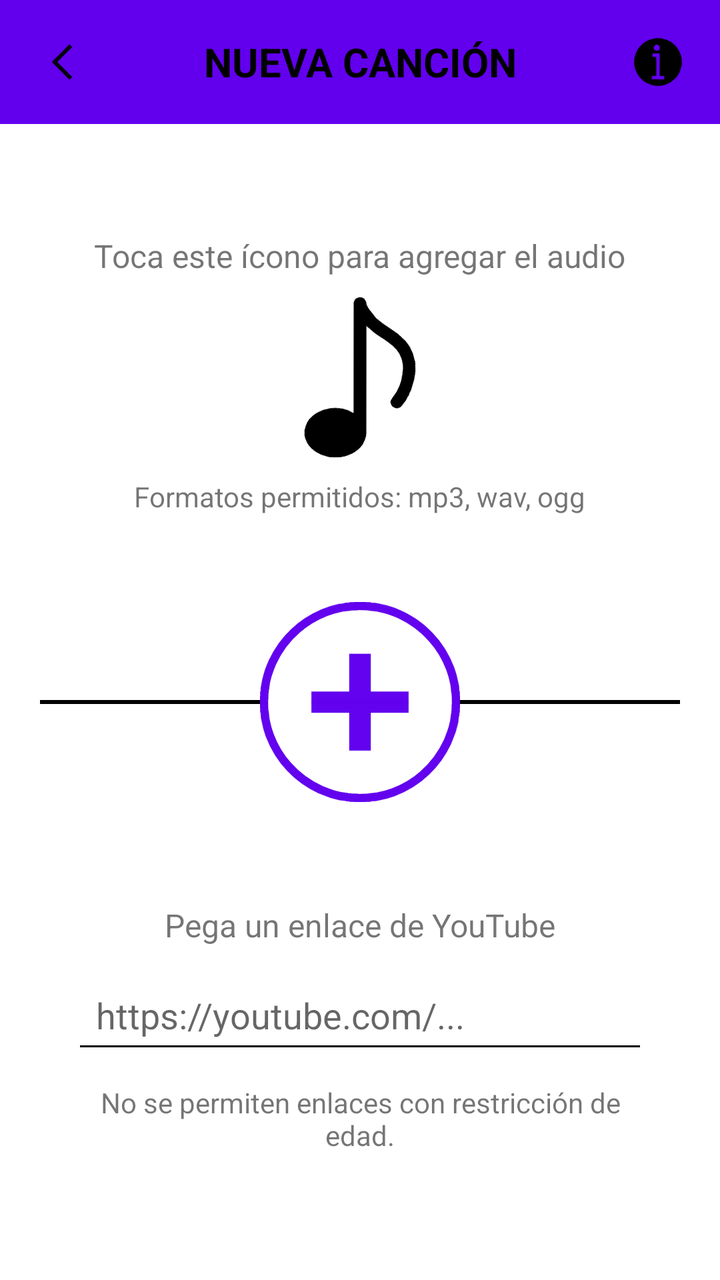
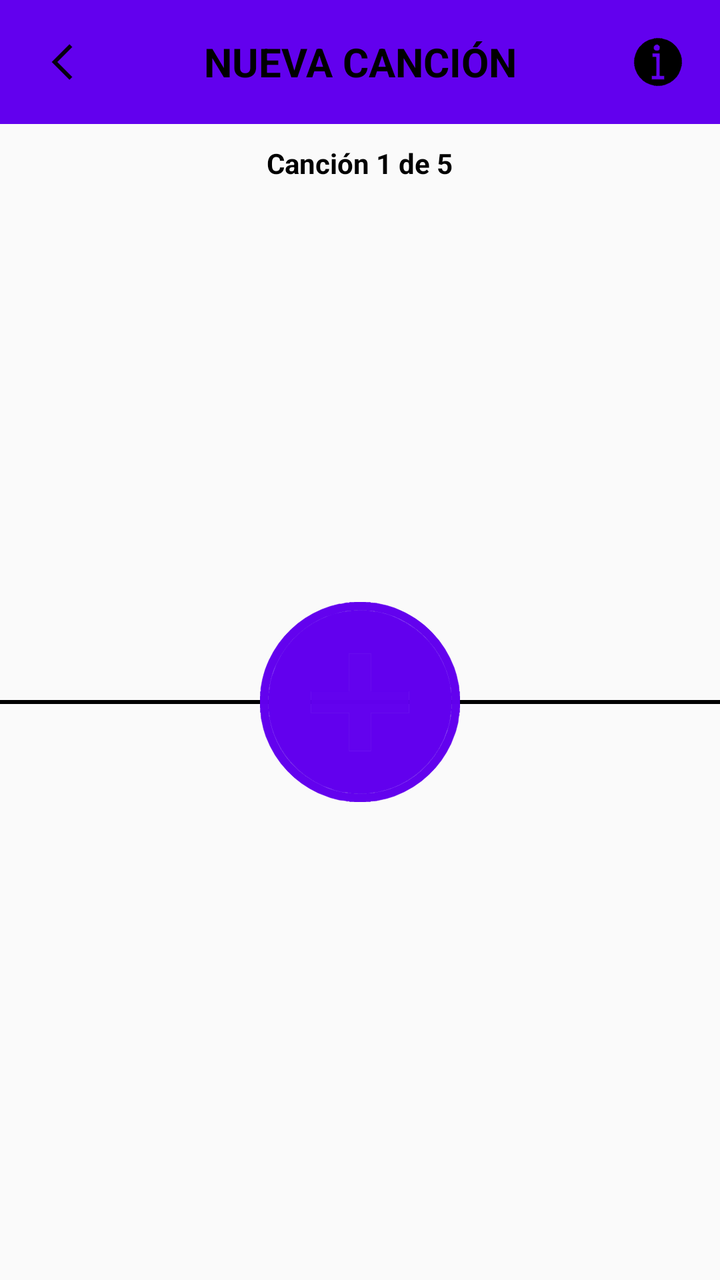

An Android layout rendered at two revisions. The XML below is the earlier revision; the diff shows what the commit changed to produce the second picture.
<!-- AndroidManifest.xml: application theme Theme.IntentoAppDatosMusica -->
<!-- res/layout/activity_nueva_cancion.xml -->
<?xml version="1.0" encoding="utf-8"?>
<FrameLayout xmlns:android="http://schemas.android.com/apk/res/android"
    xmlns:tools="http://schemas.android.com/tools"
    android:id="@+id/layoutNuevaCancion"
    android:layout_width="match_parent"
    android:layout_height="match_parent"
    android:background="@color/background_light">

    <LinearLayout
        android:id="@+id/CuadroPrincipal"
        android:layout_width="match_parent"
        android:layout_height="match_parent"
        android:orientation="vertical"
        android:background="@color/background_light">

        
        <LinearLayout
            android:id="@+id/topBar"
            android:layout_width="match_parent"
            android:layout_height="wrap_content"
            android:gravity="center_vertical"
            android:orientation="horizontal"
            android:padding="16dp"
            android:background="?attr/colorPrimary">

            
            <ImageView
                android:id="@+id/btnBack"
                android:layout_width="30dp"
                android:layout_height="30dp"
                android:layout_gravity="start"
                android:clickable="true"
                android:contentDescription="Volver"
                android:focusable="true"
                android:src="@drawable/iconoretroceder"
                tools:ignore="TouchTargetSizeCheck" />

            
            <TextView
                android:id="@+id/title"
                android:layout_width="0dp"
                android:layout_height="wrap_content"
                android:layout_weight="1"
                android:gravity="center"
                android:text="NUEVA CANCIÓN"
                android:textColor="?android:attr/textColorPrimary"
                android:textSize="20sp"
                android:textStyle="bold" />

            
            <ImageView
                android:id="@+id/btnInfo"
                android:layout_width="30dp"
                android:layout_height="30dp"
                android:layout_gravity="end"
                android:contentDescription="Información"
                android:src="@drawable/iconoinformacion" />
        </LinearLayout>

        
        <LinearLayout
            android:id="@+id/layoutContenido"
            android:layout_width="match_parent"
            android:layout_height="match_parent"
            android:orientation="vertical"
            android:gravity="center_horizontal"
            android:padding="20dp"
            android:background="?android:attr/colorBackground">

            
            <LinearLayout
                android:id="@+id/layoutArchivo"
                android:layout_width="match_parent"
                android:layout_height="0dp"
                android:layout_weight="1"
                android:orientation="vertical"
                android:gravity="center"
                android:background="@android:color/transparent"
                android:clickable="true"
                android:focusable="true"
                android:padding="16dp">

                <TextView
                    android:id="@+id/textArchivo"
                    android:layout_width="wrap_content"
                    android:layout_height="wrap_content"
                    android:text="Toca este ícono para agregar el audio"
                    android:textSize="16sp" />

                <ImageButton
                    android:id="@+id/btnSeleccionarArchivo"
                    android:layout_width="80dp"
                    android:layout_height="80dp"
                    android:src="@drawable/nota_musical"
                    android:background="@android:color/transparent"
                    android:contentDescription="Seleccionar archivo"
                    android:layout_marginTop="10dp"
                    android:scaleType="fitCenter" />

                <TextView
                    android:id="@+id/textFormatos"
                    android:layout_width="wrap_content"
                    android:layout_height="wrap_content"
                    android:text="Formatos permitidos: mp3, wav, ogg"
                    android:textSize="14sp"
                    android:layout_marginTop="10dp" />
            </LinearLayout>

            
            <FrameLayout
                android:layout_width="match_parent"
                android:layout_height="wrap_content"
                android:layout_marginVertical="8dp">

                
                <View
                    android:layout_width="match_parent"
                    android:layout_height="2dp"
                    android:layout_gravity="center"
                    android:background="?attr/iconTint" />

                
                <ImageButton
                    android:id="@+id/btnConfirmar"
                    android:layout_width="100dp"
                    android:layout_height="100dp"
                    android:layout_gravity="center"
                    android:src="@drawable/boton_agregar_2"
                    android:background="@android:color/transparent"
                    android:contentDescription="Confirmar"
                    android:scaleType="fitCenter"
                    android:elevation="6dp" />
            </FrameLayout>

            
            <LinearLayout
                android:id="@+id/layoutEnlace"
                android:layout_width="match_parent"
                android:layout_height="0dp"
                android:layout_weight="1"
                android:orientation="vertical"
                android:gravity="center"
                android:background="@android:color/transparent"
                android:clickable="true"
                android:focusable="true"
                android:padding="16dp">

                <TextView
                    android:id="@+id/textEnlace"
                    android:layout_width="wrap_content"
                    android:layout_height="wrap_content"
                    android:text="Pega un enlace de YouTube"
                    android:textSize="16sp" />

                <EditText
                    android:id="@+id/editTextEnlace"
                    android:layout_width="match_parent"
                    android:layout_height="wrap_content"
                    android:hint="https://youtube.com/..."
                    android:padding="12dp"
                    android:layout_marginTop="10dp" />

                <TextView
                    android:id="@+id/textInstruccion"
                    android:layout_width="wrap_content"
                    android:layout_height="wrap_content"
                    android:text="No se permiten enlaces con restricción de edad."
                    android:textSize="14sp"
                    android:gravity="center"
                    android:layout_marginTop="10dp" />
            </LinearLayout>
        </LinearLayout>
    </LinearLayout>
    <include layout="@layout/pantalla_carga"/>
</FrameLayout>
<!-- res/layout/pantalla_carga.xml (included above) -->
<?xml version="1.0" encoding="utf-8"?>
<FrameLayout xmlns:android="http://schemas.android.com/apk/res/android"
    android:id="@+id/pantallaCarga"
    android:layout_width="match_parent"
    android:layout_height="match_parent"
    android:background="#AA000000"
    android:visibility="gone"
    android:gravity="center">

    <LinearLayout
        android:layout_width="wrap_content"
        android:layout_height="wrap_content"
        android:layout_gravity="center"
        android:orientation="vertical"
        android:gravity="center"
        android:background="@drawable/fondo_carga"
        android:padding="24dp">

        <ProgressBar
            android:id="@+id/progresoCarga"
            style="?android:attr/progressBarStyleHorizontal"
            android:layout_width="200dp"
            android:layout_height="wrap_content"
            android:indeterminate="false"
            android:max="100"
            android:progress="0"
            android:progressDrawable="@drawable/progress_bar_custom" />

        <TextView
            android:id="@+id/textoPorcentaje"
            android:layout_width="wrap_content"
            android:layout_height="wrap_content"
            android:text="Cargando..."
            android:textColor="@android:color/white"
            android:textSize="18sp"
            android:layout_marginTop="12dp" />
    </LinearLayout>
</FrameLayout>
<!-- resources referenced by this layout -->
<resources>
  <color name="background_light">#FFFFFFFF</color>
  <!-- drawable fondo_carga (drawable) -->
  <?xml version="1.0" encoding="utf-8"?>
  <shape xmlns:android="http://schemas.android.com/apk/res/android"
      android:shape="rectangle">
      <solid android:color="#CC333333"/> 
      <corners android:radius="16dp"/>   
      <padding android:left="16dp"
          android:top="16dp"
          android:right="16dp"
          android:bottom="16dp"/>
  </shape>
  <!-- drawable iconoretroceder (drawable) -->
  <vector xmlns:android="http://schemas.android.com/apk/res/android" xmlns:aapt="http://schemas.android.com/aapt"
      android:viewportWidth="257"
      android:viewportHeight="257"
      android:width="257dp"
      android:height="257dp">
      <path
          android:pathData="M160.5 53L172 64.5L108 128.5L172 192.5L160.5 204L85 128.5L160.5 53Z"
          android:fillColor="?attr/iconTint"
          android:fillAlpha="0.9372549"
          android:strokeColor="?attr/iconTint"
          android:strokeAlpha="0.9372549"
          android:strokeWidth="1" />
  </vector>
  <!-- drawable nota_musical: vector/xml drawable (drawable, 33527 chars, omitted) -->
  <!-- drawable progress_bar_custom (drawable) -->
  <?xml version="1.0" encoding="utf-8"?>
  <layer-list xmlns:android="http://schemas.android.com/apk/res/android">
  
      
      <item android:id="@android:id/background">
          <shape>
              <corners android:radius="8dp" />
              <solid android:color="#444444" />
          </shape>
      </item>
  
      
      <item android:id="@android:id/progress">
          <clip>
              <shape>
                  <corners android:radius="8dp" />
                  <solid android:color="#FF8800" /> 
              </shape>
          </clip>
      </item>
  </layer-list>
  <color name="purple_500">#FF6200EE</color>
  <color name="purple_700">#584F6D</color>
  <color name="white">#FFFFFFFF</color>
  <color name="teal_200">#FF03DAC5</color>
  <color name="teal_700">#FF018786</color>
  <color name="black">#FF000000</color>
  <color name="text_color_light">#FF000000</color>
  <color name="surface_color">#FFFFFFFF</color>
  <style name="RadioButtonTheme" parent="Widget.MaterialComponents.CompoundButton.RadioButton">
          <item name="android:textColor">?android:attr/textColorPrimary</item>
          <item name="buttonTint">@color/radio_button_tint</item>
      </style>
  <style name="CheckBoxStyle" parent="Widget.MaterialComponents.CompoundButton.CheckBox">
          <item name="android:textColor">?android:attr/textColorPrimary</item>
          <item name="buttonTint">@color/check_box_tint_dark</item>
      </style>
  <color name="icon_color">#FF000000</color>
  <color name="radio_button_tint">#FF000000</color>
  <color name="check_box_tint_dark">#FF000000</color>
  <!-- unchanged entries left out for length: 3 -->
</resources>

<!-- the commit's change to res/layout/activity_nueva_cancion.xml (unified diff, before → after) -->
@@ -58,59 +58,35 @@
         </LinearLayout>
 
         
-        <LinearLayout
-            android:id="@+id/layoutContenido"
+        <RelativeLayout
             android:layout_width="match_parent"
             android:layout_height="match_parent"
-            android:orientation="vertical"
-            android:gravity="center_horizontal"
-            android:padding="20dp"
             android:background="?android:attr/colorBackground">
 
             
-            <LinearLayout
-                android:id="@+id/layoutArchivo"
+            <TextView
+                android:id="@+id/textIndicadorPagina"
+                android:layout_width="wrap_content"
+                android:layout_height="wrap_content"
+                android:layout_alignParentTop="true"
+                android:layout_centerHorizontal="true"
+                android:layout_marginTop="10dp"
+                android:text="Canción 1 de 5"
+                android:textSize="14sp"
+                android:textStyle="bold"
+                android:textColor="?android:attr/textColorPrimary" />
+
+            <androidx.viewpager2.widget.ViewPager2
+                android:id="@+id/viewPagerNuevaCancion"
                 android:layout_width="match_parent"
-                android:layout_height="0dp"
-                android:layout_weight="1"
-                android:orientation="vertical"
-                android:gravity="center"
-                android:background="@android:color/transparent"
-                android:clickable="true"
-                android:focusable="true"
-                android:padding="16dp">
-
-                <TextView
-                    android:id="@+id/textArchivo"
-                    android:layout_width="wrap_content"
-                    android:layout_height="wrap_content"
-                    android:text="Toca este ícono para agregar el audio"
-                    android:textSize="16sp" />
-
-                <ImageButton
-                    android:id="@+id/btnSeleccionarArchivo"
-                    android:layout_width="80dp"
-                    android:layout_height="80dp"
-                    android:src="@drawable/nota_musical"
-                    android:background="@android:color/transparent"
-                    android:contentDescription="Seleccionar archivo"
-                    android:layout_marginTop="10dp"
-                    android:scaleType="fitCenter" />
-
-                <TextView
-                    android:id="@+id/textFormatos"
-                    android:layout_width="wrap_content"
-                    android:layout_height="wrap_content"
-                    android:text="Formatos permitidos: mp3, wav, ogg"
-                    android:textSize="14sp"
-                    android:layout_marginTop="10dp" />
-            </LinearLayout>
+                android:layout_height="match_parent"
+                android:layout_below="@id/textIndicadorPagina" />
 
             
             <FrameLayout
                 android:layout_width="match_parent"
                 android:layout_height="wrap_content"
-                android:layout_marginVertical="8dp">
+                android:layout_centerInParent="true">
 
                 
                 <View
@@ -132,44 +108,7 @@
                     android:elevation="6dp" />
             </FrameLayout>
 
-            
-            <LinearLayout
-                android:id="@+id/layoutEnlace"
-                android:layout_width="match_parent"
-                android:layout_height="0dp"
-                android:layout_weight="1"
-                android:orientation="vertical"
-                android:gravity="center"
-                android:background="@android:color/transparent"
-                android:clickable="true"
-                android:focusable="true"
-                android:padding="16dp">
-
-                <TextView
-                    android:id="@+id/textEnlace"
-                    android:layout_width="wrap_content"
-                    android:layout_height="wrap_content"
-                    android:text="Pega un enlace de YouTube"
-                    android:textSize="16sp" />
-
-                <EditText
-                    android:id="@+id/editTextEnlace"
-                    android:layout_width="match_parent"
-                    android:layout_height="wrap_content"
-                    android:hint="https://youtube.com/..."
-                    android:padding="12dp"
-                    android:layout_marginTop="10dp" />
-
-                <TextView
-                    android:id="@+id/textInstruccion"
-                    android:layout_width="wrap_content"
-                    android:layout_height="wrap_content"
-                    android:text="No se permiten enlaces con restricción de edad."
-                    android:textSize="14sp"
-                    android:gravity="center"
-                    android:layout_marginTop="10dp" />
-            </LinearLayout>
-        </LinearLayout>
+        </RelativeLayout>
     </LinearLayout>
     <include layout="@layout/pantalla_carga"/>
 </FrameLayout>
<!-- resource entries referenced after the edit -->
@@ -1,6 +1,6 @@
 <!-- resources referenced by this layout -->
 <resources>
-  <color name="background_light">#FFFFFFFF</color>
+  <color name="background_light">#FAFAFA</color>
   <!-- drawable fondo_carga (drawable) -->
   <?xml version="1.0" encoding="utf-8"?>
   <shape xmlns:android="http://schemas.android.com/apk/res/android"
@@ -26,7 +26,6 @@
           android:strokeAlpha="0.9372549"
           android:strokeWidth="1" />
   </vector>
-  <!-- drawable nota_musical: vector/xml drawable (drawable, 33527 chars, omitted) -->
   <!-- drawable progress_bar_custom (drawable) -->
   <?xml version="1.0" encoding="utf-8"?>
   <layer-list xmlns:android="http://schemas.android.com/apk/res/android">
@@ -50,7 +49,7 @@
       </item>
   </layer-list>
   <color name="purple_500">#FF6200EE</color>
-  <color name="purple_700">#584F6D</color>
+  <color name="purple_700">#FF3700B3</color>
   <color name="white">#FFFFFFFF</color>
   <color name="teal_200">#FF03DAC5</color>
   <color name="teal_700">#FF018786</color>
@@ -66,8 +65,8 @@
           <item name="buttonTint">@color/check_box_tint_dark</item>
       </style>
   <color name="icon_color">#FF000000</color>
-  <color name="radio_button_tint">#FF000000</color>
-  <color name="check_box_tint_dark">#FF000000</color>
+  <color name="radio_button_tint">#FF6200EE</color>
+  <color name="check_box_tint_dark">#FFFFFFFF</color>
   <!-- unchanged entries left out for length: 3 -->
 </resources>
 
